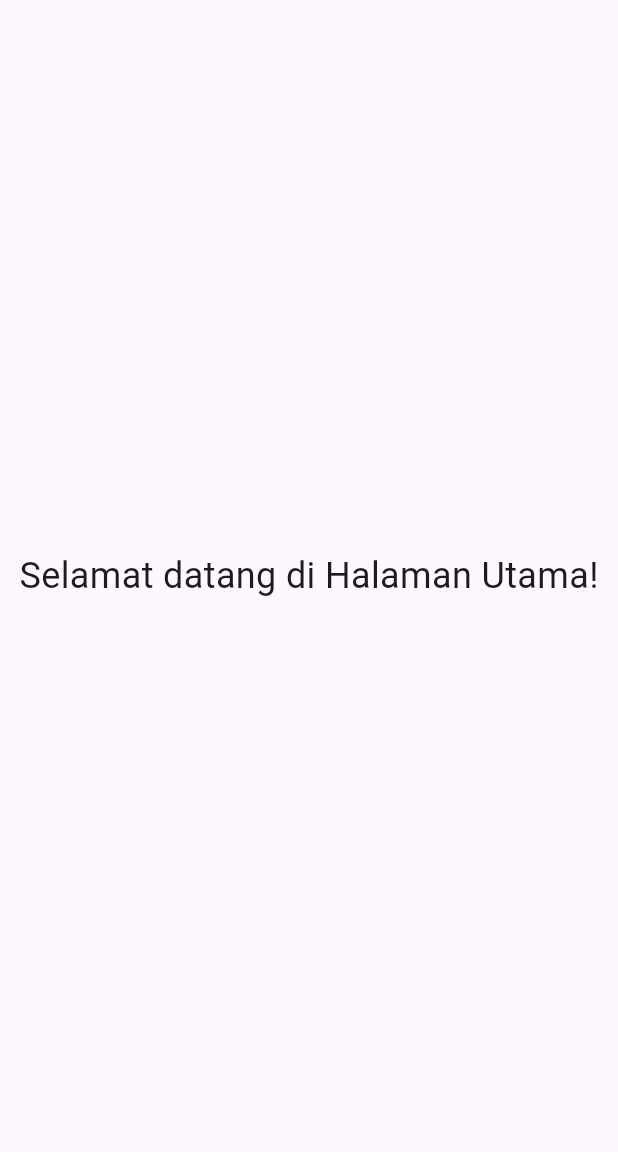
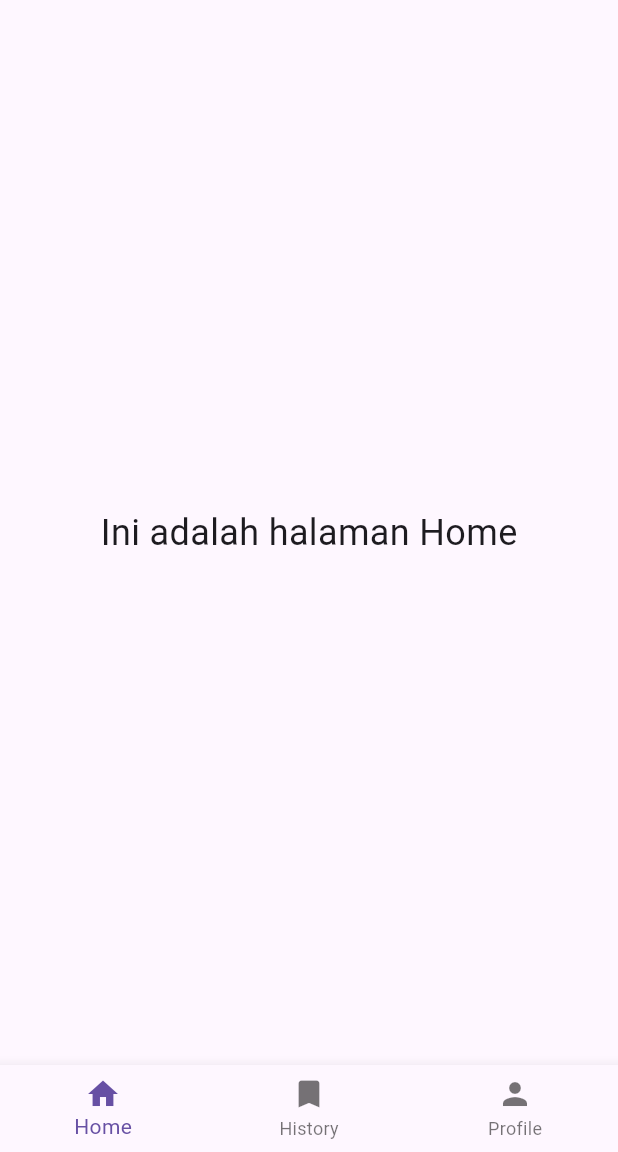
Before and after one commit to Miftahul2160/UTSPAM_5B_0705_Perpus, a Flutter app: the HomePage screen opened directly, on a phone screen of 412 x 824 dp, the part 84-1236 px from its top. Run offline on Flutter 3.47's test engine with Material 3 defaults, Android fonts, the phone set to English and light mode, and no system bars.

Commit message:
changes 1

```diff
--- a/lib/home.dart
+++ b/lib/home.dart
@@ -1,11 +1,12 @@
 import 'package:flutter/material.dart';
+import 'package:flutter_library/navbarbottom.dart';
 
 class HomePage extends StatefulWidget {
   const HomePage({super.key});
 
   @override
   State<HomePage> createState() => _HomePageState();
-}
+  }
 
 class _HomePageState extends State<HomePage> {
   @override
@@ -27,16 +28,10 @@ class _HomePageState extends State<HomePage> {
           SizedBox(width: 20)],
         ),
       ),
-      body:
-      Padding(
-        padding: const EdgeInsets.all(10.0),
-        child: Center(
-          child: Text(
-            'Selamat datang di Halaman Utama!',
-            style: TextStyle(fontSize: 24),
-          ),
-        ),
-      ),
+      body: LayoutNavigationBarBottom(
+
+      )
+
     );
   }
 }
--- a/lib/login.dart
+++ b/lib/login.dart
@@ -1,5 +1,6 @@
 import 'package:flutter/material.dart';
 import 'package:flutter_library/home.dart';
+import 'package:flutter_library/navbarbottom.dart';
 import 'package:flutter_library/register.dart';
 
 class LoginPage extends StatefulWidget {
--- a/lib/main.dart
+++ b/lib/main.dart
@@ -1,5 +1,6 @@
 import 'package:flutter/material.dart';
 import 'package:flutter_library/login.dart';
+import 'package:flutter_library/navbarbottom.dart';
 // import 'package:flutter_library/register.dart';
 
 void main() {
--- /dev/null
+++ b/lib/menu/menu_historybooks.dart
@@ -0,0 +1,19 @@
+import 'package:flutter/material.dart';
+
+class MenuHistoryBook extends StatelessWidget {
+  const MenuHistoryBook({super.key});
+
+  @override
+  Widget build(BuildContext context) {
+    return MaterialApp(
+      home: Scaffold(
+        body: Center(
+          child: Text(
+            'Ini adalah halaman History Books',
+            style: TextStyle(fontSize: 24),
+          ),
+        ),
+      ),
+    );
+  }
+}
--- /dev/null
+++ b/lib/menu/menu_home.dart
@@ -0,0 +1,19 @@
+import 'package:flutter/material.dart';
+
+class MenuHome extends StatelessWidget {
+  const MenuHome({super.key});
+
+  @override
+  Widget build(BuildContext context) {
+    return MaterialApp(
+      home: Scaffold(
+        body: Center(
+          child: Text(
+            'Ini adalah halaman Home',
+            style: TextStyle(fontSize: 24),
+          ),
+        ),
+      ),
+    );
+  }
+}
--- /dev/null
+++ b/lib/menu/menu_profile.dart
@@ -0,0 +1,19 @@
+import 'package:flutter/material.dart';
+
+class MenuProfile extends StatelessWidget {
+  const MenuProfile({super.key});
+
+  @override
+  Widget build(BuildContext context) {
+    return MaterialApp(
+      home: Scaffold(
+        body: Center(
+          child: Text(
+            'Ini adalah halaman Profile',
+            style: TextStyle(fontSize: 24),
+          ),
+        ),
+      ),
+    );
+  }
+}
--- /dev/null
+++ b/lib/navbarbottom.dart
@@ -0,0 +1,53 @@
+import 'package:flutter/material.dart';
+import 'package:flutter_library/menu/menu_historybooks.dart';
+import 'package:flutter_library/menu/menu_home.dart';
+import 'package:flutter_library/menu/menu_profile.dart';
+
+class LayoutNavigationBarBottom extends StatefulWidget {
+  const LayoutNavigationBarBottom({super.key});
+
+  @override
+  State<LayoutNavigationBarBottom> createState() => LayoutNavigationBarBottomState();
+}
+
+class LayoutNavigationBarBottomState extends State<LayoutNavigationBarBottom> {
+  int _currentIndex = 0;
+  final List<Widget> _children = [
+    MenuHome(),
+    MenuHistoryBook(),
+    MenuProfile(),
+  ];
+
+  void onBarTapped(int index) {
+  setState(() {
+    _currentIndex = index;
+  });
+}
+  @override
+  Widget build(BuildContext context) {
+    return MaterialApp(
+      home: Scaffold(
+        body: _children[_currentIndex],
+        bottomNavigationBar: BottomNavigationBar(
+          currentIndex: _currentIndex,
+          onTap: onBarTapped,
+          items:
+          <BottomNavigationBarItem>[
+            BottomNavigationBarItem(
+              icon: Icon(Icons.home),
+              label: 'Home',
+            ),
+            BottomNavigationBarItem(
+              icon: Icon(Icons.bookmark),
+              label: 'History',
+            ),
+            BottomNavigationBarItem(
+              icon: Icon(Icons.person),
+              label: 'Profile',
+            ),
+          ],
+        ),
+      ),
+    );
+  }
+}
```
Also changed, not shown: 1 other file.
